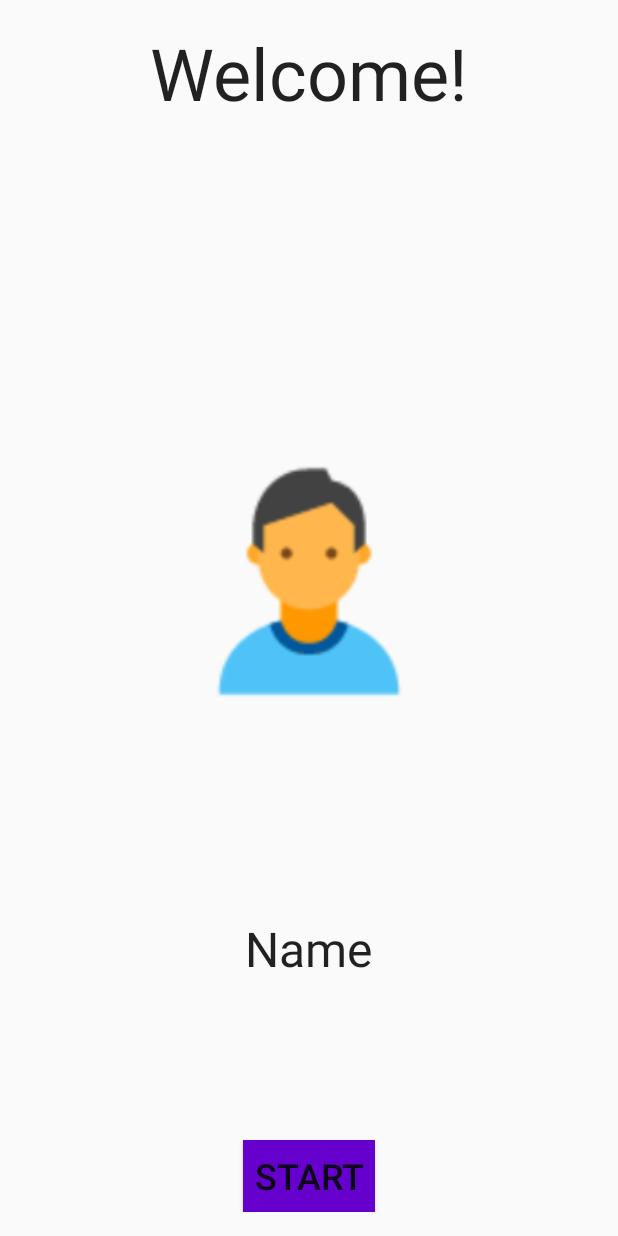
After one commit to gssirohi/MoneyCircleRepository, an Android app: the WelcomeActivity screen opened directly, with no data from a screen before it, on a phone screen of 412 x 824 dp. The commit adds this screen. Run offline under Robolectric (Android 15) with nearby library versions, the phone set to English and light mode, and no system bars.

Commit message:
[SPRINT_A][STORY_2][TOPIC_3][Issue #17] Create WelcomeActivity
DESCRIPTION: Create Welcome Activity

```diff
--- a/MoneyCircle/app/src/main/AndroidManifest.xml
+++ b/MoneyCircle/app/src/main/AndroidManifest.xml
@@ -16,6 +16,10 @@
                 <category android:name="android.intent.category.LAUNCHER" />
             </intent-filter>
         </activity>
+        <activity
+            android:name=".WelcomeActivity"
+            android:label="@string/app_name" >
+        </activity>
     </application>
 
 </manifest>
--- a/MoneyCircle/app/src/main/java/company/greateapp/moneycircle/LauncherActivity.java
+++ b/MoneyCircle/app/src/main/java/company/greateapp/moneycircle/LauncherActivity.java
@@ -48,6 +48,9 @@ public class LauncherActivity extends ActionBarActivity {
             startActivity(<your activity class>);
             break;
             */
+            case 2:
+                startActivity(new Intent(this,WelcomeActivity.class));
+                break;
             default :
                 String  itemValue    = (String) listView.getItemAtPosition(i);
                 Toast.makeText(getApplicationContext(),
--- /dev/null
+++ b/MoneyCircle/app/src/main/java/company/greateapp/moneycircle/WelcomeActivity.java
@@ -0,0 +1,45 @@
+package company.greateapp.moneycircle;
+
+import android.app.Activity;
+import android.os.Bundle;
+import android.view.Menu;
+import android.view.MenuItem;
+import android.view.View;
+import android.widget.Toast;
+
+
+public class WelcomeActivity extends Activity {
+
+    @Override
+    protected void onCreate(Bundle savedInstanceState) {
+        super.onCreate(savedInstanceState);
+        setContentView(R.layout.user_welcome_screen);
+    }
+
+    public void onStartButton(View v) {
+        Toast.makeText(getApplicationContext(),"Start Button Pressed", Toast.LENGTH_LONG).show();
+    }
+
+    @Override
+    public boolean onCreateOptionsMenu(Menu menu) {
+        // Inflate the menu; this adds items to the action bar if it is present.
+        getMenuInflater().inflate(R.menu.menu_main, menu);
+        return true;
+    }
+
+    @Override
+    public boolean onOptionsItemSelected(MenuItem item) {
+        // Handle action bar item clicks here. The action bar will
+        // automatically handle clicks on the Home/Up button, so long
+        // as you specify a parent activity in AndroidManifest.xml.
+        int id = item.getItemId();
+
+        //noinspection SimplifiableIfStatement
+        if (id == R.id.action_settings) {
+            return true;
+        }
+
+        return super.onOptionsItemSelected(item);
+    }
+
+}
--- /dev/null
+++ b/MoneyCircle/app/src/main/res/layout/user_welcome_screen.xml
@@ -0,0 +1,49 @@
+<LinearLayout xmlns:android="http://schemas.android.com/apk/res/android"
+    xmlns:tools="http://schemas.android.com/tools" android:layout_width="match_parent"
+    android:layout_height="match_parent" android:paddingLeft="@dimen/activity_horizontal_margin"
+    android:paddingRight="@dimen/activity_horizontal_margin"
+    android:paddingTop="@dimen/activity_vertical_margin"
+    android:paddingBottom="@dimen/activity_vertical_margin"
+    android:orientation="vertical"
+    android:weightSum="5"
+    tools:context=".MainActivityFragment">
+
+    <TextView
+        android:id="@+id/tvWelcomeId"
+        android:text="@string/welcome"
+        android:layout_width="wrap_content"
+        android:textSize="48sp"
+        android:layout_gravity="center_horizontal"
+        android:textAppearance="@android:style/TextAppearance.Large"
+        android:layout_height="0dp"
+        android:layout_weight="1"/>
+
+    <ImageView
+        android:id="@+id/ivProfilePicId"
+        android:layout_width="180dp"
+        android:layout_height="0dp"
+        android:layout_gravity="center_horizontal"
+        android:src="@drawable/ic_profilepic"
+        android:layout_weight="3"/>
+
+    <TextView
+        android:id="@+id/tvNameId"
+        android:layout_width="wrap_content"
+        android:layout_height="0dp"
+        android:textSize="32sp"
+        android:layout_gravity="center_horizontal"
+        android:textAppearance="@android:style/TextAppearance.Large"
+        android:text="Name"
+        android:layout_weight="1"/>
+
+    <Button
+        android:id="@+id/btStartId"
+        android:text="@string/start"
+        android:layout_gravity="center_horizontal"
+        android:textSize="24sp"
+        android:layout_width="wrap_content"
+        android:layout_height="wrap_content"
+        android:onClick="onStartButton"
+        android:background="@color/blue"/>
+
+</LinearLayout>
--- /dev/null
+++ b/MoneyCircle/app/src/main/res/values/color.xml
@@ -0,0 +1,6 @@
+<?xml version="1.0" encoding="utf-8"?>
+<resources>
+    <color name="blue">#ff6600cc</color>
+    <color name="green">#ff00ff00</color>
+    <color name="white">#ffffffff</color>
+</resources>
--- a/MoneyCircle/app/src/main/res/values/strings.xml
+++ b/MoneyCircle/app/src/main/res/values/strings.xml
@@ -1,4 +1,6 @@
 <resources>
     <string name="app_name">MoneyCircle</string>
     <string name="action_settings">Settings</string>
+    <string name="welcome">Welcome!</string>
+    <string name="start">Start</string>
 </resources>
```
Also changed, not shown: MoneyCircle/app/src/main/res/drawable/ic_profilepic.png (added).
